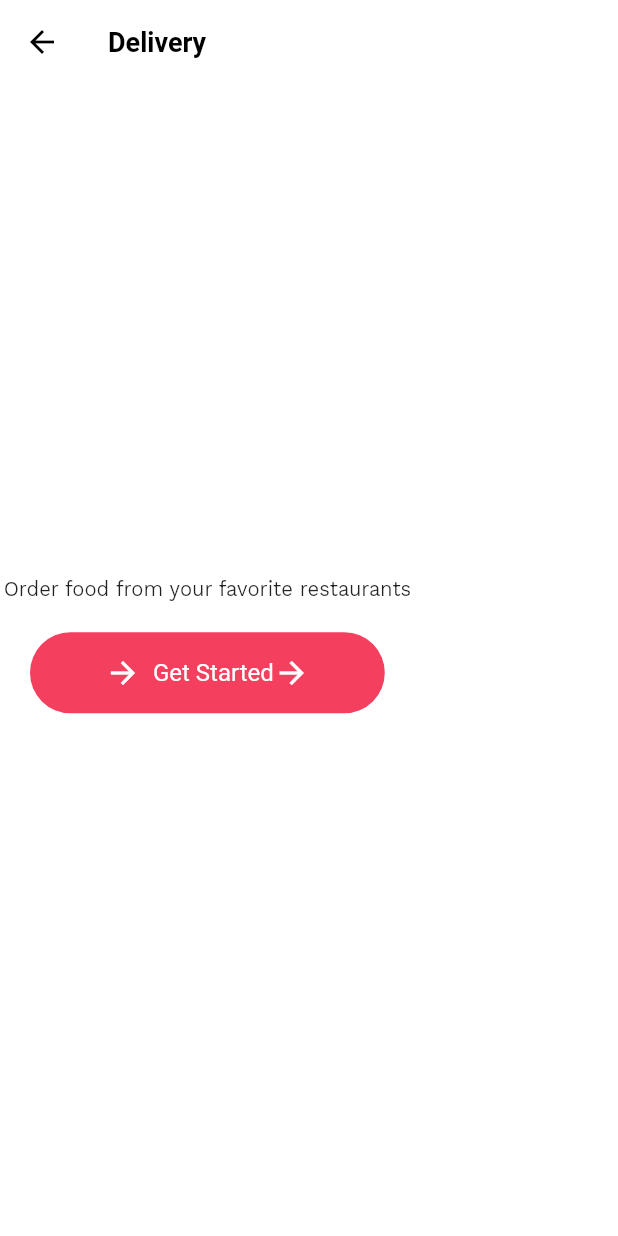
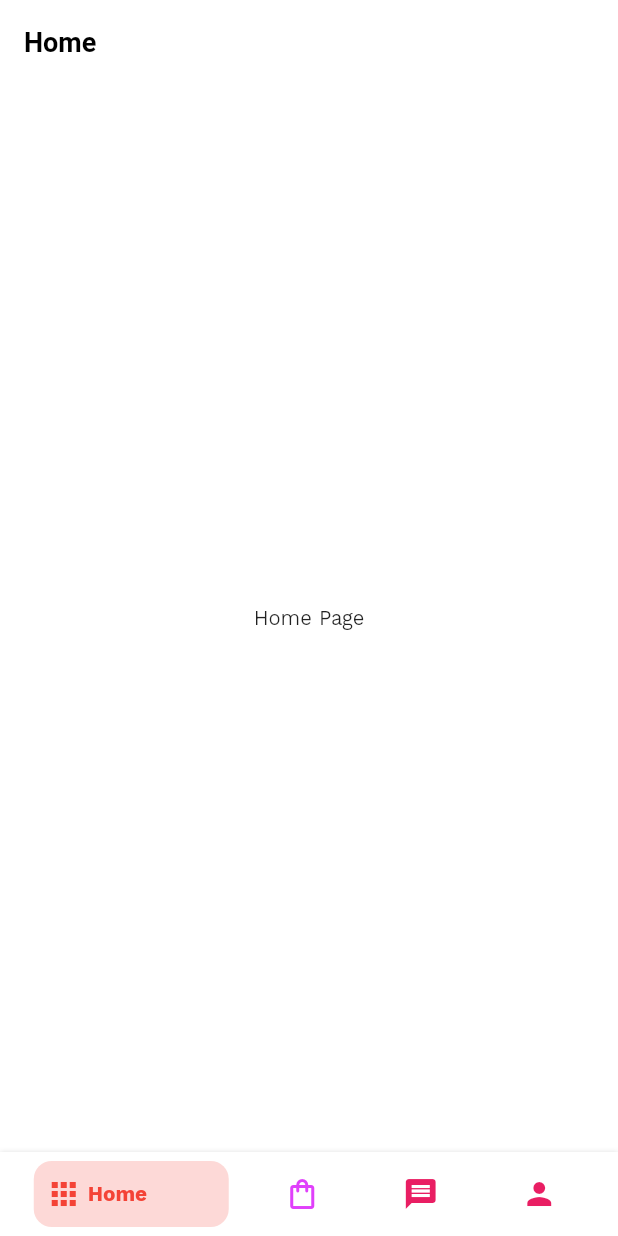
Before and after one commit to chornthorn/flutter_food_delivery_app_demo, a Flutter app: the screen it shows after launch, after a tap on "Get Started", on a phone screen of 412 x 824 dp. Run offline on Flutter 3.47's test engine with Material 2 defaults, Android fonts, the phone set to English and light mode, and no system bars; drawn by our look-alikes of bottom_navy_bar.

Commit message:
add main page

```diff
--- a/lib/router/app_router.dart
+++ b/lib/router/app_router.dart
@@ -1,4 +1,8 @@
 import 'package:flutter/material.dart';
+import 'package:flutter_food_delivery_app/views/chat_page.dart';
+import 'package:flutter_food_delivery_app/views/main_page.dart';
+import 'package:flutter_food_delivery_app/views/orders_page.dart';
+import 'package:flutter_food_delivery_app/views/profile_page.dart';
 
 import '../views/get_started_page.dart';
 import '../views/home_page.dart';
@@ -12,17 +16,32 @@ Route<RouteSettings> onGenerateRoute(RouteSettings settings) {
       return MaterialPageRoute(
         builder: (context) => SplashPage(),
       );
-    case HomePage.routeName:
-      return MaterialPageRoute(
-        builder: (context) => HomePage(
-          arguments: args as Map<String, dynamic>,
-        ),
-      );
+
     case GetStartedPage.routeName:
       return MaterialPageRoute(
         builder: (context) => GetStartedPage(
           arguments: args as GetStartedPageArguments,
         ),
+      );
+    case MainPage.routeName:
+      return MaterialPageRoute(
+        builder: (context) => MainPage(),
+      );
+    case HomePage.routeName:
+      return MaterialPageRoute(
+        builder: (context) => HomePage(),
+      );
+    case OrdersPage.routeName:
+      return MaterialPageRoute(
+        builder: (context) => OrdersPage(),
+      );
+    case ChatPage.routeName:
+      return MaterialPageRoute(
+        builder: (context) => ChatPage(),
+      );
+    case ProfilePage.routeName:
+      return MaterialPageRoute(
+        builder: (context) => ProfilePage(),
       );
     default:
       return MaterialPageRoute(
--- /dev/null
+++ b/lib/views/chat_page.dart
@@ -0,0 +1,19 @@
+import 'package:flutter/material.dart';
+
+class ChatPage extends StatelessWidget {
+  const ChatPage({Key? key}) : super(key: key);
+
+  static const String routeName = '/chat_page';
+
+  @override
+  Widget build(BuildContext context) {
+    return Scaffold(
+      appBar: AppBar(
+        title: const Text('Chat Page'),
+      ),
+      body: const Center(
+        child: Text('Chat Page'),
+      ),
+    );
+  }
+}
--- a/lib/views/get_started_page.dart
+++ b/lib/views/get_started_page.dart
@@ -1,5 +1,6 @@
 import 'package:flutter/material.dart';
-import 'package:flutter_food_delivery_app/views/home_page.dart';
+
+import 'main_page.dart';
 
 class GetStartedPageArguments {
   final String title;
@@ -66,13 +67,9 @@ class GetStartedPage extends StatelessWidget {
                       padding: const EdgeInsets.all(16.0),
                       child: ElevatedButton(
                         onPressed: () {
-                          Navigator.pushNamed(
+                          Navigator.pushReplacementNamed(
                             context,
-                            HomePage.routeName,
-                            arguments: {
-                              'title': arguments.title,
-                              'description': arguments.description,
-                            },
+                            MainPage.routeName,
                           );
                         },
                         child: const Text("Get Started"),
--- a/lib/views/home_page.dart
+++ b/lib/views/home_page.dart
@@ -1,39 +1,22 @@
 import 'package:flutter/material.dart';
 
 class HomePage extends StatelessWidget {
-  const HomePage({Key? key, required this.arguments}) : super(key: key);
+  const HomePage({Key? key}) : super(key: key);
 
   static const String routeName = '/home';
 
-  final Map<String, dynamic> arguments;
+
 
   @override
   Widget build(BuildContext context) {
     return Scaffold(
       appBar: AppBar(
-        title: Text(arguments['title'] ?? 'Home'),
+        title: Text('Home'),
       ),
-      body: Column(
-        mainAxisAlignment: MainAxisAlignment.center,
-        crossAxisAlignment: CrossAxisAlignment.center,
-        children: [
-          Text(arguments['description'] ?? ''),
-          Padding(
-            padding: const EdgeInsets.all(20.0),
-            child: ElevatedButton.icon(
-              onPressed: () {
-              },
-              icon: const Icon(Icons.arrow_forward),
-              label: Row(
-                mainAxisSize: MainAxisSize.min,
-                children: [
-                  const Text('Get Started'),
-                  const Icon(Icons.arrow_forward),
-                ],
-              ),
-            ),
-          ),
-        ],
+      body: Container(
+        child: Center(
+          child: Text('Home Page'),
+        ),
       ),
     );
   }
--- /dev/null
+++ b/lib/views/main_page.dart
@@ -0,0 +1,66 @@
+import 'package:bottom_navy_bar/bottom_navy_bar.dart';
+import 'package:flutter/material.dart';
+import 'package:flutter_food_delivery_app/views/chat_page.dart';
+import 'package:flutter_food_delivery_app/views/home_page.dart';
+import 'package:flutter_food_delivery_app/views/orders_page.dart';
+import 'package:flutter_food_delivery_app/views/profile_page.dart';
+
+class MainPage extends StatefulWidget {
+  const MainPage({Key? key}) : super(key: key);
+
+  static const String routeName = '/main_page';
+
+  @override
+  State<MainPage> createState() => _MainPageState();
+}
+
+class _MainPageState extends State<MainPage> {
+  // list page
+  final List<Widget> _pages = [
+    const HomePage(),
+    const OrdersPage(),
+    const ChatPage(),
+    const ProfilePage(),
+  ];
+
+  // current page
+  int _selectedIndex = 0;
+
+  @override
+  Widget build(BuildContext context) {
+    return Scaffold(
+      body: _pages[_selectedIndex],
+      bottomNavigationBar: BottomNavyBar(
+        selectedIndex: _selectedIndex,
+        showElevation: true, // use this to remove appBar's elevation
+        onItemSelected: (index) => setState(() {
+          _selectedIndex = index;
+        }),
+        itemCornerRadius: 12,
+        mainAxisAlignment: MainAxisAlignment.spaceAround,
+        items: <BottomNavyBarItem>[
+          BottomNavyBarItem(
+            icon: Icon(Icons.apps),
+            title: Text('Home'),
+            activeColor: Colors.red,
+          ),
+          BottomNavyBarItem(
+            icon: Icon(Icons.shopping_bag_outlined),
+            title: Text('Orders'),
+            activeColor: Colors.purpleAccent,
+          ),
+          BottomNavyBarItem(
+            icon: Icon(Icons.message),
+            title: Text('Messages'),
+            activeColor: Colors.pink,
+          ),
+          BottomNavyBarItem(
+            icon: Icon(Icons.person),
+            title: Text('Profile'),
+            activeColor: Colors.pink,
+          ),
+        ],
+      ),
+    );
+  }
+}
--- /dev/null
+++ b/lib/views/orders_page.dart
@@ -0,0 +1,19 @@
+import 'package:flutter/material.dart';
+
+class OrdersPage extends StatelessWidget {
+  const OrdersPage({Key? key}) : super(key: key);
+
+  static const String routeName = '/orders_page';
+
+  @override
+  Widget build(BuildContext context) {
+    return Scaffold(
+      appBar: AppBar(
+        title: const Text('Orders Page'),
+      ),
+      body: const Center(
+        child: Text('Orders Page'),
+      ),
+    );
+  }
+}
--- /dev/null
+++ b/lib/views/profile_page.dart
@@ -0,0 +1,19 @@
+import 'package:flutter/material.dart';
+
+class ProfilePage extends StatelessWidget {
+  const ProfilePage({Key? key}) : super(key: key);
+
+  static const String routeName = '/profile_page';
+
+  @override
+  Widget build(BuildContext context) {
+    return Scaffold(
+      appBar: AppBar(
+        title: const Text('Profile Page'),
+      ),
+      body: const Center(
+        child: Text('Profile Page'),
+      ),
+    );
+  }
+}
--- a/pubspec.yaml
+++ b/pubspec.yaml
@@ -13,6 +13,7 @@ dependencies:
     sdk: flutter
   # Use with the CupertinoIcons class for iOS style icons.
   cupertino_icons: ^1.0.2
+  bottom_navy_bar: ^6.0.0
 
 dev_dependencies:
   flutter_test:
```
Also changed, not shown: pubspec.lock, 3 other files.
